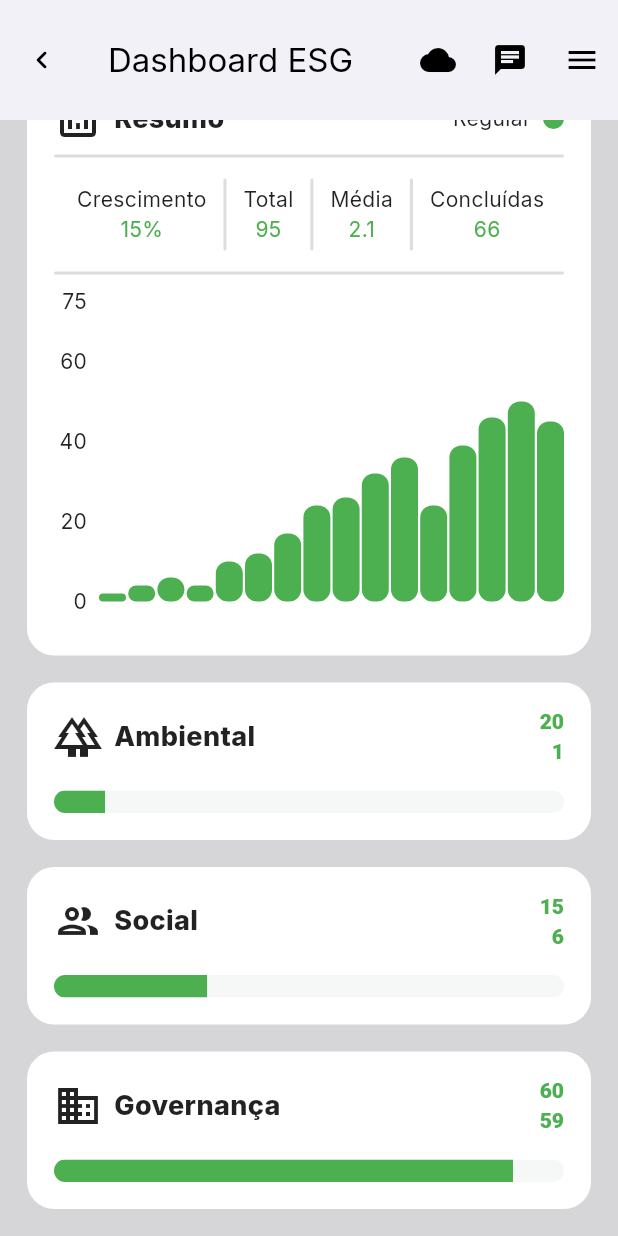
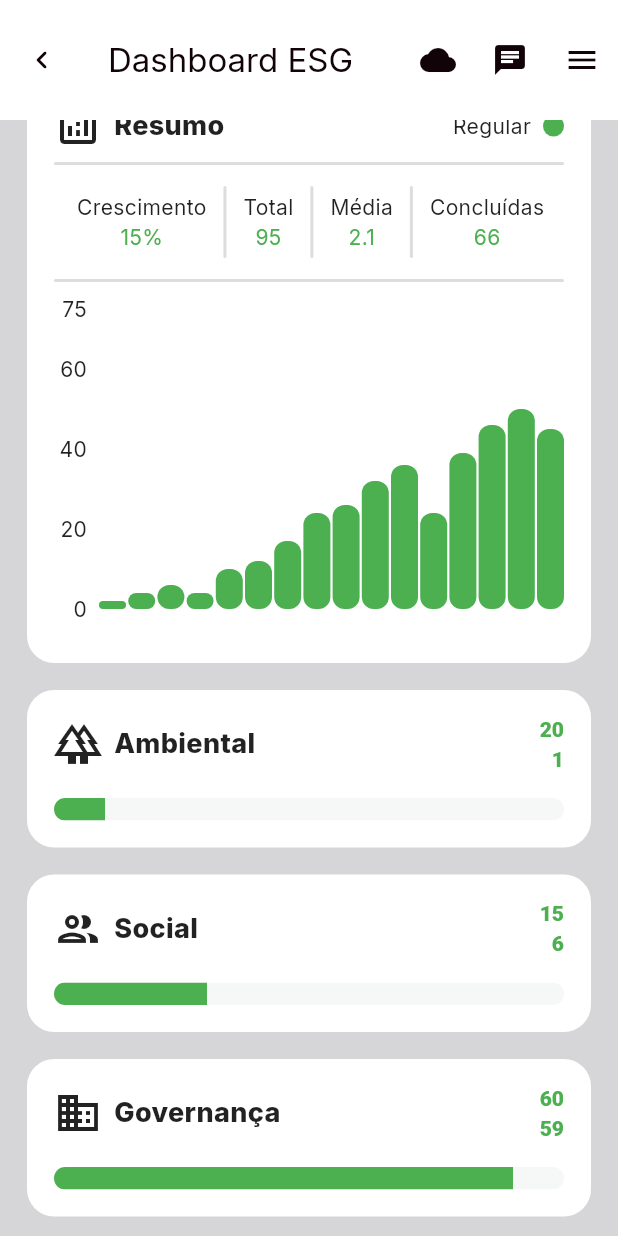
Before and after one commit to rafaelsell/ambisis_test, a Flutter app: the screen it shows after launch, scrolled down 277 dp, on a phone screen of 412 x 824 dp. Run offline on Flutter 3.47's test engine with Material 2 defaults, Android fonts, the phone set to English and light mode, and no system bars; drawn by our look-alikes of fl_chart; our stand-ins replace google_fonts.

Commit message:
Refaturado o widget de filtro por data, ajustes na resposividade e no tema do mesmo. Adicionado cores e estilos padrão no tema principal da aplicação

```diff
--- a/lib/Screens/DashboardESG/dashboard_esg_screen.dart
+++ b/lib/Screens/DashboardESG/dashboard_esg_screen.dart
@@ -16,8 +16,9 @@
   Widget build(BuildContext context) {
     return Scaffold(
         appBar: AppBar(
-          foregroundColor: Colors.black,
-          backgroundColor: Colors.white,
+          foregroundColor: Theme.of(context).primaryColorDark,
+          backgroundColor: Theme.of(context).primaryColorLight,
+          surfaceTintColor: Theme.of(context).primaryColorLight,
           toolbarHeight: 80,
           elevation: 0,
           title: const Text('Dashboard ESG'),
@@ -41,8 +42,6 @@
           ),
         ),
         body: SingleChildScrollView(
-          child: Container(
-            color: const Color(0xffD6D6D8),
           child: Padding(
             padding:
                 const EdgeInsets.symmetric(vertical: 18.0, horizontal: 18.0),
@@ -86,7 +85,6 @@
               ],
             ),
           ),
-          ),
         ));
   }
 }
--- a/lib/main.dart
+++ b/lib/main.dart
@@ -13,12 +13,18 @@
   @override
   Widget build(BuildContext context) {
     return MaterialApp(
-      title: 'Flutter Demo',
+      title: 'Ambisis Test',
       debugShowCheckedModeBanner: false,
       theme: ThemeData(
         textTheme: GoogleFonts.interTextTheme(),
         useMaterial3: true,
         brightness: Brightness.light,
+        scaffoldBackgroundColor: const Color.fromARGB(255, 214, 214, 216),
+        primaryColorDark: const Color.fromARGB(255, 18, 3, 9),
+        primaryColorLight: Colors.white,
+        primaryColor: const Color.fromARGB(255, 4, 74, 58),
+        secondaryHeaderColor: const Color.fromARGB(178, 18, 3, 9),
+        unselectedWidgetColor: const Color.fromARGB(25, 4, 74, 58),
       ),
       home: const DashboardESG(),
     );
```
Also changed, not shown: lib/Screens/DashboardESG/components/filter_bydate_widget.dart (+71 -15 lines). Lines whose indentation alone changed are shown as unchanged.
